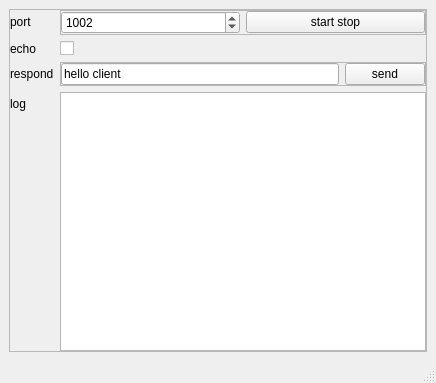
First picture: the form in server_ui.ui, repository munich-ml/socket-in-QtGui, before the edit.
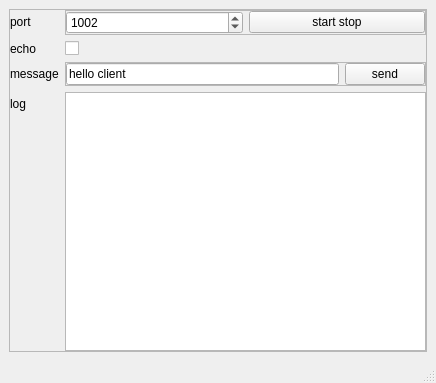
Second picture: the form after the edit.

What changed in the file:
```diff
--- a/server_ui.ui
+++ b/server_ui.ui
@@ -60,7 +60,7 @@
        <item row="4" column="0">
         <widget class="QLabel" name="label_3">
          <property name="text">
-          <string>respond</string>
+          <string>message</string>
          </property>
         </widget>
        </item>
```
